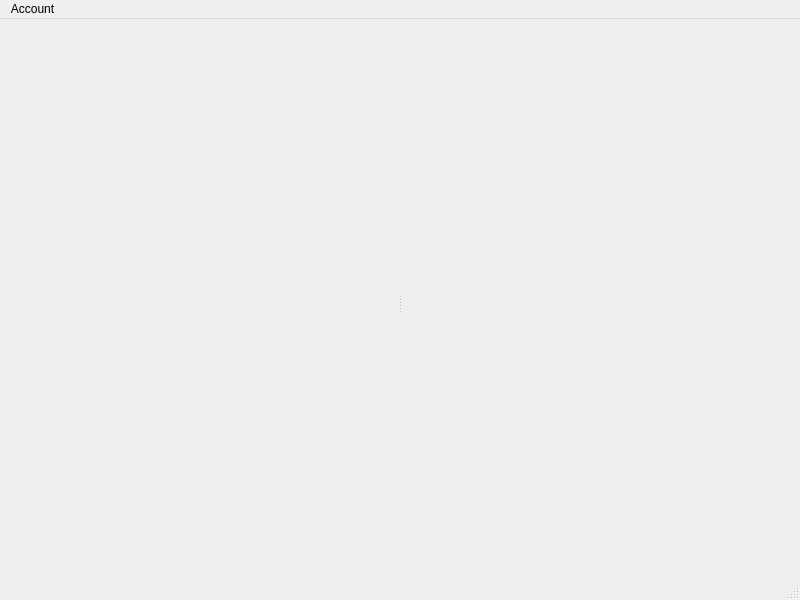
Before: the Qt Designer form src/app/mainwindow.ui in frutality/calendae, drawn with Qt 5.
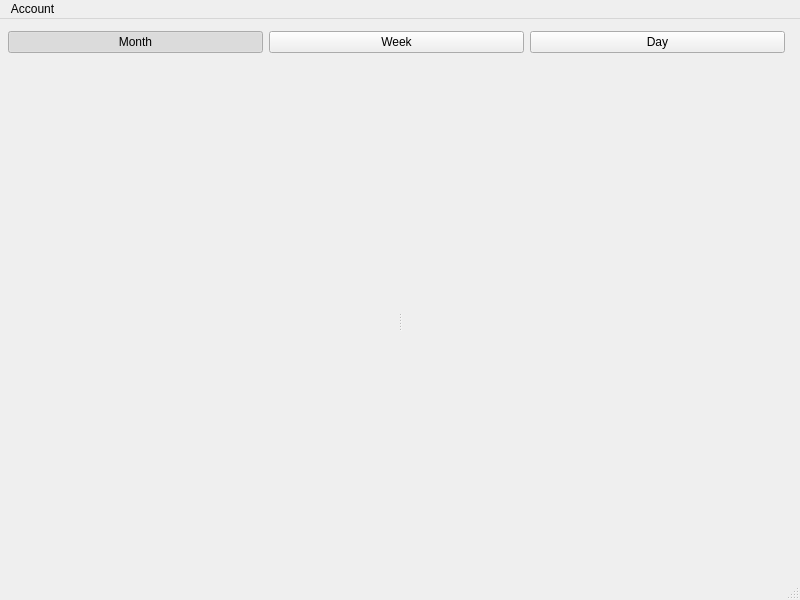
After: the same form once the commit is applied. The open tabs and pages were chosen to show the change.

Commit message: Add week/day views

What changed in the file:
```diff
--- a/src/app/mainwindow.ui
+++ b/src/app/mainwindow.ui
@@ -104,6 +104,71 @@
         <property name="bottomMargin">
          <number>0</number>
         </property>
+        <item>
+         <layout class="QHBoxLayout" name="viewSwitcherLayout">
+          <property name="leftMargin">
+           <number>8</number>
+          </property>
+          <property name="topMargin">
+           <number>4</number>
+          </property>
+          <property name="rightMargin">
+           <number>8</number>
+          </property>
+          <property name="bottomMargin">
+           <number>4</number>
+          </property>
+          <item>
+           <widget class="QPushButton" name="monthViewButton">
+            <property name="text">
+             <string>Month</string>
+            </property>
+            <property name="checkable">
+             <bool>true</bool>
+            </property>
+            <property name="autoExclusive">
+             <bool>true</bool>
+            </property>
+            <property name="checked">
+             <bool>true</bool>
+            </property>
+           </widget>
+          </item>
+          <item>
+           <widget class="QPushButton" name="weekViewButton">
+            <property name="text">
+             <string>Week</string>
+            </property>
+            <property name="checkable">
+             <bool>true</bool>
+            </property>
+            <property name="autoExclusive">
+             <bool>true</bool>
+            </property>
+           </widget>
+          </item>
+          <item>
+           <widget class="QPushButton" name="dayViewButton">
+            <property name="text">
+             <string>Day</string>
+            </property>
+            <property name="checkable">
+             <bool>true</bool>
+            </property>
+            <property name="autoExclusive">
+             <bool>true</bool>
+            </property>
+           </widget>
+          </item>
+          <item>
+           <spacer name="viewSwitcherSpacer">
+            <property name="orientation">
+             <enum>Qt::Horizontal</enum>
+            </property>
+           </spacer>
+          </item>
+         </layout>
+        </item>
         <item>
          <widget class="QSplitter" name="mainSplitter">
           <property name="orientation">
```
The commit also changes 28 other files.
